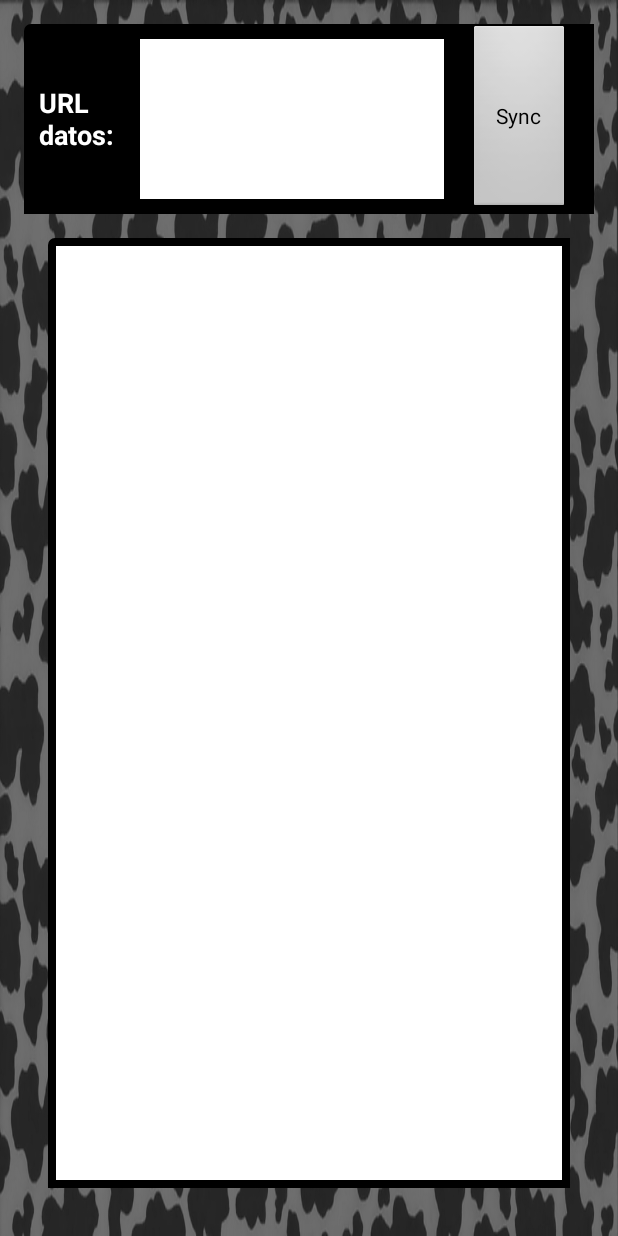
After one commit to SantiCe/VacaApp, an Android app: the layout activity_web_service.xml on its own in the app's theme, with its tools: preview values and no code run, on a phone screen of 412 x 824 dp. The commit adds this screen. Run offline under Robolectric (Android 15) with nearby library versions, the phone set to English and light mode, and no system bars.

Commit message:
GUI improvements and reorg

```diff
--- a/VACAPP/app/src/main/AndroidManifest.xml
+++ b/VACAPP/app/src/main/AndroidManifest.xml
@@ -61,6 +61,11 @@
             android:label="@string/title_activity_cow_detail"
             android:theme="@android:style/Theme.NoTitleBar" >
         </activity>
+        <activity
+            android:name=".Activities.WebServiceActivity"
+            android:label="@string/title_activity_web_service"
+            android:theme="@android:style/Theme.NoTitleBar">
+        </activity>
     </application>
 
 </manifest>
--- a/VACAPP/app/src/main/java/com/example/keinsfield/vacapp/Mundo/CowPersistenceManager.java
+++ b/VACAPP/app/src/main/java/com/example/keinsfield/vacapp/Mundo/CowPersistenceManager.java
@@ -94,18 +94,20 @@ public class CowPersistenceManager {
         oos.close();
     }
 
-    public static int syncWithWebService(String jsonString,Activity context) throws Exception{
+    public static ArrayList<Cow> syncWithWebService(String jsonString,Activity context) throws Exception{
         Log.d("SC","GOT: "+jsonString);
         JSONObject jsonObject = new JSONObject(jsonString);
         JSONArray cowsJson = jsonObject.getJSONArray("cows");
         int len = cowsJson.length();
         HashMap<CowKey,Cow> map = new HashMap<>();
+        ArrayList<Cow> ret = new ArrayList<Cow>();
         for(int i = 0; i < len; i ++){
             try{
                 JSONObject jcow = cowsJson.getJSONObject(i);
                 Cow cow = new Cow(jcow.getString("nombre"),jcow.getString("finca"),jcow.getInt("nv"),jcow.getString("ultimo_parto"),
                         jcow.getInt("hato"),jcow.getString("loc"),jcow.getInt("partos"),jcow.getInt("dias_lac"),
                         jcow.getInt("lts_dia"),jcow.getString("primer_servicio"));
+                ret.add(cow);
                 map.put(new CowKey(cow),cow);
             }
             catch (Exception e){
@@ -114,7 +116,7 @@ public class CowPersistenceManager {
         }
         cowList = merge(map,getCows(context));
         updateDBFile(context);
-        return len;
+        return ret;
     }
 
     public static void deleteDBFile(Activity caller) {
--- /dev/null
+++ b/VACAPP/app/src/main/res/layout/activity_web_service.xml
@@ -0,0 +1,60 @@
+<?xml version="1.0" encoding="utf-8"?>
+<LinearLayout xmlns:android="http://schemas.android.com/apk/res/android"
+    xmlns:tools="http://schemas.android.com/tools" android:layout_width="match_parent"
+    android:layout_height="match_parent" android:paddingLeft="@dimen/activity_horizontal_margin"
+    android:paddingRight="@dimen/activity_horizontal_margin"
+    android:paddingTop="@dimen/activity_vertical_margin"
+    android:paddingBottom="@dimen/activity_vertical_margin"
+    tools:context="com.example.keinsfield.vacapp.Activities.WebServiceActivity"
+    android:orientation="vertical"
+    android:background="@drawable/cow_pattern">
+
+    <LinearLayout
+        android:orientation="horizontal"
+        android:layout_width="fill_parent"
+        android:layout_height="0dp"
+        android:layout_weight="1"
+        android:background="@drawable/border_layout">
+
+        <TextView
+            android:layout_width="0dp"
+            android:layout_height="fill_parent"
+            android:textAppearance="?android:attr/textAppearanceMedium"
+            android:text="URL datos:"
+            android:id="@+id/textView9"
+            android:layout_weight="1"
+            android:textColor="@color/white"
+            android:textStyle="bold"
+            android:gravity="center_vertical"
+            android:layout_marginLeft="@dimen/activity_tight_margin" />
+
+        <EditText
+            android:layout_width="0dp"
+            android:layout_height="fill_parent"
+            android:id="@+id/textUrl"
+            android:layout_weight="3"
+            android:background="@color/white"
+            android:layout_marginTop="@dimen/activity_tight_margin"
+            android:layout_marginBottom="@dimen/activity_tight_margin" />
+
+        <Button
+            android:layout_width="0dp"
+            android:layout_height="fill_parent"
+            android:text="Sync"
+            android:id="@+id/button2"
+            android:layout_gravity="right"
+            android:layout_marginLeft="@dimen/activity_horizontal_margin"
+            android:layout_marginRight="@dimen/activity_horizontal_margin"
+            android:layout_weight="1"
+            android:onClick="onSyncClick" />
+    </LinearLayout>
+
+    <ListView
+        android:layout_width="match_parent"
+        android:layout_height="0dp"
+        android:id="@+id/listView"
+        android:layout_weight="5"
+        android:layout_margin="@dimen/activity_horizontal_margin"
+        android:background="@drawable/border_layout_white" />
+
+</LinearLayout>
--- a/VACAPP/app/src/main/res/values/strings.xml
+++ b/VACAPP/app/src/main/res/values/strings.xml
@@ -19,4 +19,5 @@
     <string name="title_activity_gdrive_import_export">GDriveImportExportActivity</string>
     <string name="fincasLocales">Fincas disponibles localmente:</string>
     <string name="title_activity_cow_detail">CowDetailActivity</string>
+    <string name="title_activity_web_service">WebServiceActivity</string>
 </resources>
```
Also changed, not shown: VACAPP/app/src/main/java/com/example/keinsfield/vacapp/Activities/CowDetailActivity.java (+0 -95 lines), VACAPP/app/src/main/java/com/example/keinsfield/vacapp/Activities/WebServiceActivity.java (added, +126 -0 lines), VACAPP/app/src/main/java/com/example/keinsfield/vacapp/Mundo/Cow.java (+7 -0 lines), VACAPP/app/src/main/res/drawable/cloud_layout.xml (added, +15 -0 lines), VACAPP/app/src/main/res/drawable/detail_layout.xml (added, +15 -0 lines), VACAPP/app/src/main/res/layout/activity_cow_detail.xml (+1 -10 lines), VACAPP/app/src/main/res/layout/activity_main.xml (+17 -23 lines), VACAPP/app/src/main/res/drawable/cloud.png (added), VACAPP/app/src/main/res/drawable/cloud_touch.png (added), VACAPP/app/src/main/res/drawable/detail.png (added), VACAPP/app/src/main/res/drawable/detail_touch.png (added).
